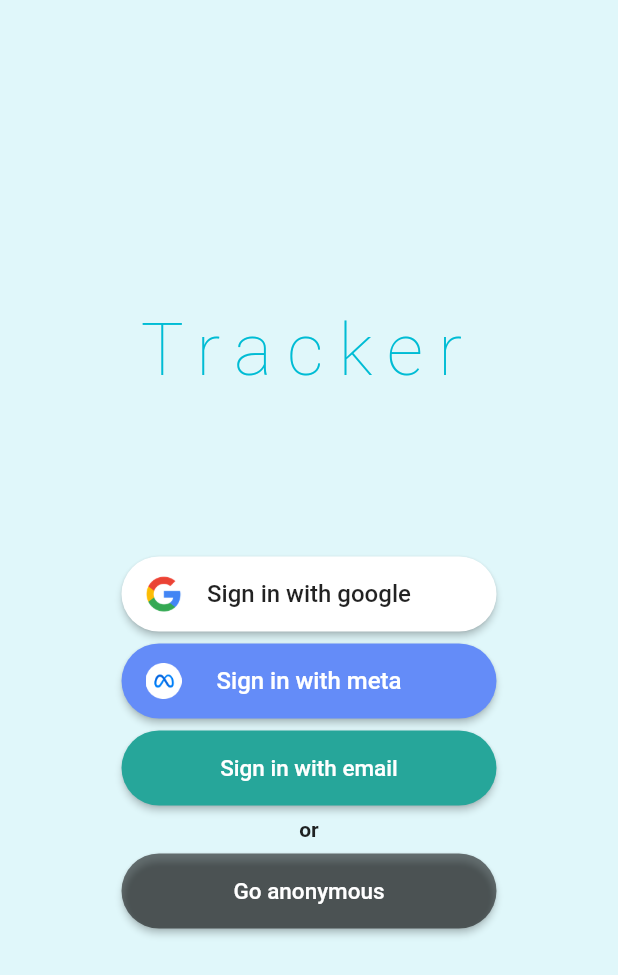
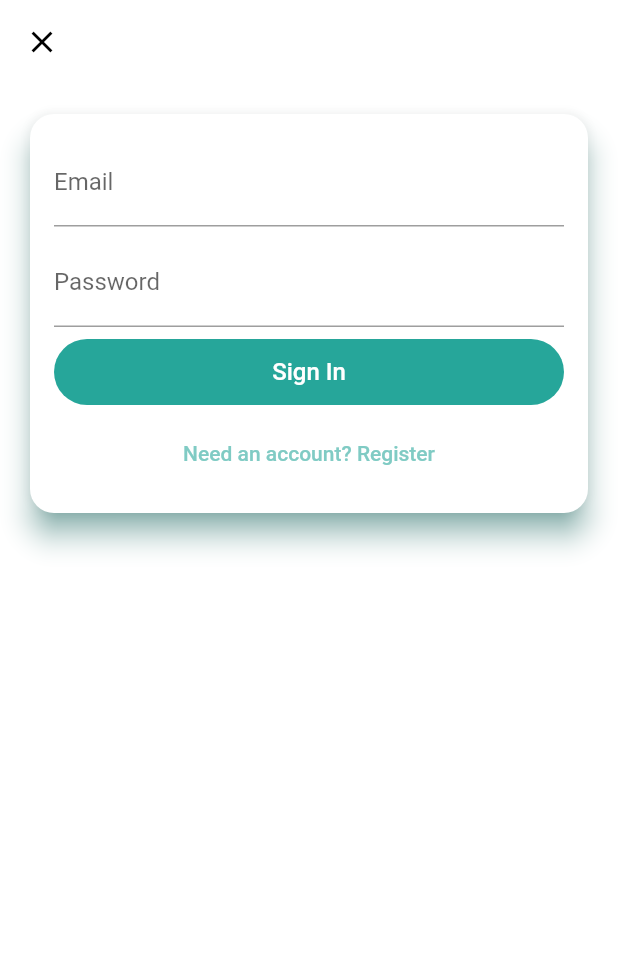
Before and after one commit to bhargavAtgithub/tracker_flutter, a Flutter app: the screen it shows after launch, after a tap on "Sign in with email", on a phone screen of 412 x 824 dp. Shown: the top 975 px of the screen. Run offline on Flutter 3.47's test engine with Material 2 defaults, Android fonts, the light colour scheme and no system bars; our stand-ins replace firebase_auth, firebase_core, google_sign_in; missing offline and left inert: flutter_login_facebook; accounts and stored records are empty.

Commit message:
email and password login

```diff
--- /dev/null
+++ b/lib/app/sign_in/email_sign_in_form.dart
@@ -0,0 +1,127 @@
+import 'package:flutter/material.dart';
+import 'package:tracker_flutter/services/auth.dart';
+
+import '../../widgets/FormSubmitButton.dart';
+
+enum EmailSignInFormType { signIn, register }
+
+class EmailSignInForm extends StatefulWidget {
+  const EmailSignInForm({Key? key, required this.auth}) : super(key: key);
+  final AuthBase auth;
+
+  @override
+  State<EmailSignInForm> createState() => _EmailSignInFormState();
+}
+
+class _EmailSignInFormState extends State<EmailSignInForm> {
+  final TextEditingController _emailController = TextEditingController();
+  final TextEditingController _passwordController = TextEditingController();
+  final FocusNode _emailFocusNode = FocusNode();
+  final FocusNode _passwordFocusNode = FocusNode();
+
+  String get _email => _emailController.text;
+  String get _password => _passwordController.text;
+
+  EmailSignInFormType _formType = EmailSignInFormType.signIn;
+
+  void _submit() async {
+    try {
+      if (_formType == EmailSignInFormType.signIn) {
+        await widget.auth.signInWithEmailAndPassword(_email, _password);
+      } else {
+        await widget.auth.createUserWithEmailAndPassword(_email, _password);
+      }
+      Navigator.of(context).pop();
+    } catch (e) {
+      // ignore: avoid_print
+      print(e.toString());
+    }
+  }
+
+  void _toggleFormType() {
+    setState(() {
+      _formType = _formType == EmailSignInFormType.signIn
+          ? EmailSignInFormType.register
+          : EmailSignInFormType.signIn;
+    });
+  }
+
+  void _emailEditingComplete() {
+    FocusScope.of(context).requestFocus(_passwordFocusNode);
+  }
+
+  @override
+  Widget build(BuildContext context) {
+    final primaryText = _formType == EmailSignInFormType.signIn
+        ? 'Sign In'
+        : 'Create an account';
+    final secondaryText = _formType == EmailSignInFormType.signIn
+        ? 'Need an account? Register'
+        : 'Have an account? Sign In';
+
+    bool submitEnabled = _email.isNotEmpty && _password.isNotEmpty;
+
+    List<Widget> _buildChildren() {
+      return [
+        _buildEmailTextField(),
+        const SizedBox(
+          height: 8.0,
+        ),
+        _buildPasswordTextField(),
+        const SizedBox(
+          height: 8.0,
+        ),
+        FormSubmitButton(
+            text: primaryText, onPressed: submitEnabled ? _submit : null),
+        const SizedBox(
+          height: 8.0,
+        ),
+        TextButton(
+            onPressed: _toggleFormType,
+            child: Text(
+              secondaryText,
+              style: TextStyle(color: Colors.teal[200]!),
+            ))
+      ];
+    }
+
+    return Padding(
+      padding: const EdgeInsets.all(16.0),
+      child: Column(
+        crossAxisAlignment: CrossAxisAlignment.stretch,
+        mainAxisSize: MainAxisSize.min,
+        children: _buildChildren(),
+      ),
+    );
+  }
+
+  TextField _buildPasswordTextField() {
+    return TextField(
+      obscureText: true,
+      decoration: const InputDecoration(labelText: 'Password'),
+      controller: _passwordController,
+      textInputAction: TextInputAction.done,
+      focusNode: _passwordFocusNode,
+      onEditingComplete: _submit,
+      onChanged: (password) => _updateState(),
+    );
+  }
+
+  TextField _buildEmailTextField() {
+    return TextField(
+      decoration:
+          const InputDecoration(labelText: 'Email', hintText: 'test@test.com'),
+      controller: _emailController,
+      autocorrect: false,
+      keyboardType: TextInputType.emailAddress,
+      textInputAction: TextInputAction.next,
+      focusNode: _emailFocusNode,
+      onEditingComplete: _emailEditingComplete,
+      onChanged: (email) => _updateState(),
+    );
+  }
+
+  _updateState() {
+    setState(() {});
+  }
+}
--- /dev/null
+++ b/lib/app/sign_in/email_sign_in_page.dart
@@ -0,0 +1,37 @@
+import 'package:flutter/material.dart';
+import 'package:tracker_flutter/app/sign_in/email_sign_in_form.dart';
+import 'package:tracker_flutter/services/auth.dart';
+
+class EmailSignInPage extends StatelessWidget {
+  const EmailSignInPage({
+    Key? key,
+    required this.auth,
+  }) : super(key: key);
+
+  final AuthBase auth;
+
+  @override
+  Widget build(BuildContext context) {
+    return Scaffold(
+      backgroundColor: Colors.white,
+      appBar: AppBar(
+        // title: const Text('Time Tracker'),
+        backgroundColor: Colors.white,
+        elevation: 0,
+      ),
+      body: Padding(
+        padding: const EdgeInsets.all(16.0),
+        child: Card(
+          child: EmailSignInForm(
+            auth: auth,
+          ),
+          elevation: 8,
+          shadowColor: Colors.teal[400],
+          shape: RoundedRectangleBorder(
+            borderRadius: BorderRadius.circular(16),
+          ),
+        ),
+      ),
+    );
+  }
+}
--- a/lib/app/sign_in/sign_in_page.dart
+++ b/lib/app/sign_in/sign_in_page.dart
@@ -1,4 +1,5 @@
 import 'package:flutter/material.dart';
+import 'package:tracker_flutter/app/sign_in/email_sign_in_page.dart';
 import 'package:tracker_flutter/app/sign_in/sign_in_button.dart';
 import 'package:tracker_flutter/app/sign_in/social_sign_in_button.dart';
 import 'package:tracker_flutter/services/auth.dart';
@@ -51,6 +52,14 @@ class BuildContent extends StatelessWidget {
     }
   }
 
+  void _signInWithEmail(BuildContext context) {
+    Navigator.of(context).push(MaterialPageRoute<void>(
+        fullscreenDialog: true,
+        builder: (context) => EmailSignInPage(
+              auth: auth,
+            )));
+  }
+
   @override
   Widget build(BuildContext context) {
     return Center(
@@ -95,7 +104,7 @@ class BuildContent extends StatelessWidget {
             text: 'Sign in with email',
             textColor: Colors.white,
             color: Colors.teal[400]!,
-            onPressed: () {},
+            onPressed: () => _signInWithEmail(context),
           ),
           const SizedBox(
             height: 8.0,
--- a/lib/services/auth.dart
+++ b/lib/services/auth.dart
@@ -9,6 +9,8 @@ abstract class AuthBase {
   authStateChanges();
   Future<User?> signInWithGoogle();
   Future<User?> signInWithFacebook();
+  Future<User?> signInWithEmailAndPassword(String email, String password);
+  Future<User?> createUserWithEmailAndPassword(String email, String password);
 }
 
 class Auth implements AuthBase {
@@ -77,6 +79,24 @@ class Auth implements AuthBase {
   }
 
   @override
+  Future<User?> signInWithEmailAndPassword(
+      String email, String password) async {
+    final userCredential = await _firebaseAuth.signInWithCredential(
+        EmailAuthProvider.credential(email: email, password: password));
+
+    return userCredential.user;
+  }
+
+  @override
+  Future<User?> createUserWithEmailAndPassword(
+      String email, String password) async {
+    final userCredential = await _firebaseAuth.createUserWithEmailAndPassword(
+        email: email, password: password);
+
+    return userCredential.user;
+  }
+
+  @override
   Future<void> signOut() async {
     final googleSignIn = GoogleSignIn();
     await googleSignIn.signOut();
--- a/lib/widgets/CustomElevatedButton.dart
+++ b/lib/widgets/CustomElevatedButton.dart
@@ -13,7 +13,7 @@ class CustomElevatedButton extends StatelessWidget {
   final Widget child;
   final Color color;
   final double borderRadius;
-  final VoidCallback onPressed;
+  final VoidCallback? onPressed;
   final double height;
 
   @override
@@ -25,6 +25,7 @@ class CustomElevatedButton extends StatelessWidget {
         onPressed: onPressed,
         child: child,
         style: ButtonStyle(
+          // elevation: MaterialStateProperty.all(3.0),
           backgroundColor: MaterialStateProperty.all<Color>(color),
           shape: MaterialStateProperty.all<RoundedRectangleBorder>(
             RoundedRectangleBorder(
--- /dev/null
+++ b/lib/widgets/FormSubmitButton.dart
@@ -0,0 +1,18 @@
+import 'package:flutter/material.dart';
+import 'package:tracker_flutter/widgets/CustomElevatedButton.dart';
+
+class FormSubmitButton extends CustomElevatedButton {
+  FormSubmitButton({
+    Key? key,
+    required String text,
+    required VoidCallback? onPressed,
+  }) : super(
+            key: key,
+            child: Text(
+              text,
+              style: const TextStyle(color: Colors.white, fontSize: 16),
+            ),
+            onPressed: onPressed,
+            height: 44.0,
+            color: Colors.teal[400]!);
+}
```
